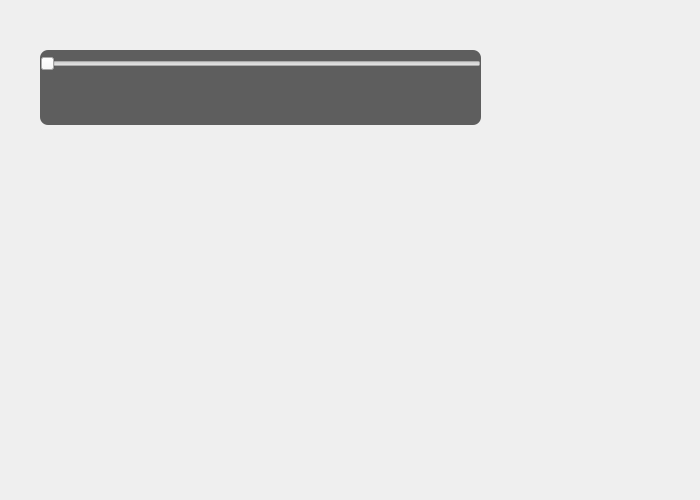
Before: the Qt Designer form OnlinePlayer/playerwidget.ui in barry-ran/OnlinePlayer, drawn with Qt 5.
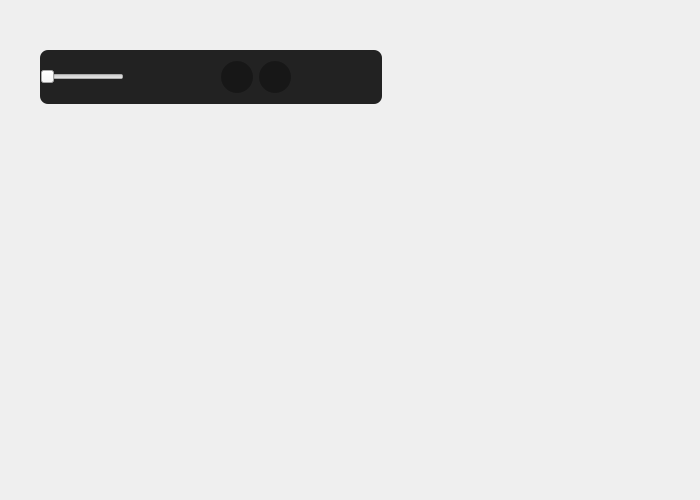
After: the same form once the commit is applied. Icons and pictures are not drawn.

```diff
--- a/OnlinePlayer/playerwidget.ui
+++ b/OnlinePlayer/playerwidget.ui
@@ -27,13 +27,13 @@
     <rect>
      <x>40</x>
      <y>50</y>
-     <width>441</width>
-     <height>75</height>
+     <width>342</width>
+     <height>54</height>
     </rect>
    </property>
    <property name="styleSheet">
     <string notr="true">QWidget#controlWidget {
-background-color: rgba(34, 34, 34, 180);
+background-color: rgba(34, 34, 34, 255);
 border-radius: 8px;
 }
 
@@ -49,59 +49,74 @@
 background-color: rgb(16, 16, 16);
 }
 
-#playBtn {
-border-radius: 18px;
+QPushButton#playBtn {
+background-color: rgb(23, 23, 23);
 }
 
-#pauseBtn {
-border-radius: 18px;
+QPushButton:hover#playBtn {
+background-color: rgb(16, 16, 16);
 }
 
-#preBtn {
-border-radius: 13px;
+QPushButton:pressed#playBtn {
+background-color: rgb(10, 10, 10);
 }
 
-#nextBtn {
-border-radius: 13px;
+QPushButton#pauseBtn {
+background-color: rgb(23, 23, 23);
+}
+
+QPushButton:hover#pauseBtn {
+background-color: rgb(16, 16, 16);
+}
+
+QPushButton:pressed#pauseBtn {
+background-color: rgb(10, 10, 10);
+}
+
+QPushButton#playBtn {
+border-radius: 16px;
+image: url(:/res/control/play-normal.png);
+padding-left: 6px;
+padding-top: 4px;
+padding-right: 2px;
+padding-bottom: 4px;
+}
+
+QPushButton#pauseBtn {
+border-radius: 16px;
+image: url(:/res/control/pause-normal.png);
+padding: 4px;
+}
+
+QPushButton#preBtn {
+border-radius: 16px;
+image: url(:/res/control/pre-normal.png);
+padding: 8px;
+}
+
+QPushButton:hover#preBtn {
+image: url(:/res/control/pre-hover.png);
+}
+
+QPushButton#nextBtn {
+border-radius: 16px;
+image: url(:/res/control/next-normal.png);
+padding: 8px;
+}
+
+QPushButton:hover#nextBtn {
+image: url(:/res/control/next-hover.png);
 }</string>
    </property>
-   <layout class="QGridLayout" name="gridLayout">
-    <property name="leftMargin">
-     <number>0</number>
-    </property>
-    <property name="topMargin">
-     <number>0</number>
-    </property>
-    <property name="rightMargin">
-     <number>0</number>
-    </property>
-    <property name="bottomMargin">
-     <number>0</number>
-    </property>
-    <item row="1" column="1">
-     <widget class="QPushButton" name="preBtn">
-      <property name="minimumSize">
-       <size>
-        <width>26</width>
-        <height>26</height>
-       </size>
-      </property>
-      <property name="maximumSize">
-       <size>
-        <width>26</width>
-        <height>26</height>
-       </size>
-      </property>
-      <property name="text">
-       <string/>
-      </property>
-      <property name="icon">
-       <iconset resource="res.qrc">
-        <normaloff>:/res/control/pre.svg</normaloff>:/res/control/pre.svg</iconset>
+   <layout class="QHBoxLayout" name="horizontalLayout">
+    <item>
+     <widget class="QSlider" name="playSlider">
+      <property name="orientation">
+       <enum>Qt::Horizontal</enum>
       </property>
      </widget>
     </item>
-    <item row="1" column="0">
+    <item>
      <spacer name="horizontalSpacer">
       <property name="orientation">
        <enum>Qt::Horizontal</enum>
@@ -114,18 +129,37 @@
       </property>
      </spacer>
     </item>
-    <item row="1" column="2">
+    <item>
+     <widget class="QPushButton" name="preBtn">
+      <property name="minimumSize">
+       <size>
+        <width>32</width>
+        <height>32</height>
+       </size>
+      </property>
+      <property name="maximumSize">
+       <size>
+        <width>32</width>
+        <height>32</height>
+       </size>
+      </property>
+      <property name="text">
+       <string/>
+      </property>
+     </widget>
+    </item>
+    <item>
      <widget class="QPushButton" name="playBtn">
       <property name="minimumSize">
        <size>
-        <width>36</width>
-        <height>36</height>
+        <width>32</width>
+        <height>32</height>
        </size>
       </property>
       <property name="maximumSize">
        <size>
-        <width>36</width>
-        <height>36</height>
+        <width>32</width>
+        <height>32</height>
        </size>
       </property>
       <property name="styleSheet">
@@ -134,43 +168,20 @@
       <property name="text">
        <string/>
       </property>
-      <property name="icon">
-       <iconset resource="res.qrc">
-        <normaloff>:/res/control/play.svg</normaloff>:/res/control/play.svg</iconset>
-      </property>
-      <property name="iconSize">
-       <size>
-        <width>26</width>
-        <height>26</height>
-       </size>
-      </property>
      </widget>
     </item>
-    <item row="1" column="5">
-     <spacer name="horizontalSpacer_2">
-      <property name="orientation">
-       <enum>Qt::Horizontal</enum>
-      </property>
-      <property name="sizeHint" stdset="0">
-       <size>
-        <width>40</width>
-        <height>20</height>
-       </size>
-      </property>
-     </spacer>
-    </item>
-    <item row="1" column="3">
+    <item>
      <widget class="QPushButton" name="pauseBtn">
       <property name="minimumSize">
        <size>
-        <width>36</width>
-        <height>36</height>
+        <width>32</width>
+        <height>32</height>
        </size>
       </property>
       <property name="maximumSize">
        <size>
-        <width>36</width>
-        <height>36</height>
+        <width>32</width>
+        <height>32</height>
        </size>
       </property>
       <property name="styleSheet">
@@ -179,30 +190,20 @@
       <property name="text">
        <string/>
       </property>
-      <property name="icon">
-       <iconset resource="res.qrc">
-        <normaloff>:/res/control/pause.svg</normaloff>:/res/control/pause.svg</iconset>
-      </property>
-      <property name="iconSize">
-       <size>
-        <width>26</width>
-        <height>26</height>
-       </size>
-      </property>
      </widget>
     </item>
-    <item row="1" column="4">
+    <item>
      <widget class="QPushButton" name="nextBtn">
       <property name="minimumSize">
        <size>
-        <width>26</width>
-        <height>26</height>
+        <width>32</width>
+        <height>32</height>
        </size>
       </property>
       <property name="maximumSize">
        <size>
-        <width>26</width>
-        <height>26</height>
+        <width>32</width>
+        <height>32</height>
        </size>
       </property>
       <property name="text">
@@ -214,12 +215,18 @@
       </property>
      </widget>
     </item>
-    <item row="0" column="0" colspan="6">
-     <widget class="QSlider" name="playSlider">
+    <item>
+     <spacer name="horizontalSpacer_2">
       <property name="orientation">
        <enum>Qt::Horizontal</enum>
       </property>
-     </widget>
+      <property name="sizeHint" stdset="0">
+       <size>
+        <width>40</width>
+        <height>20</height>
+       </size>
+      </property>
+     </spacer>
     </item>
    </layout>
   </widget>
```
Left out of the diff: 8 changed lines with no effect on the pictures.
